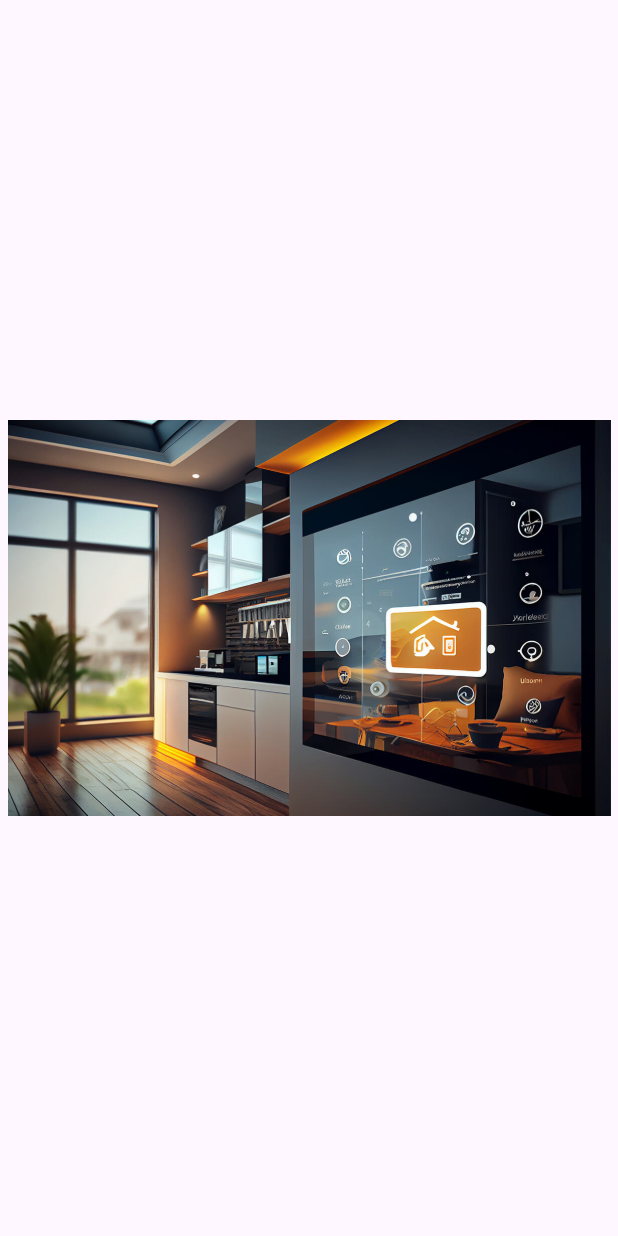
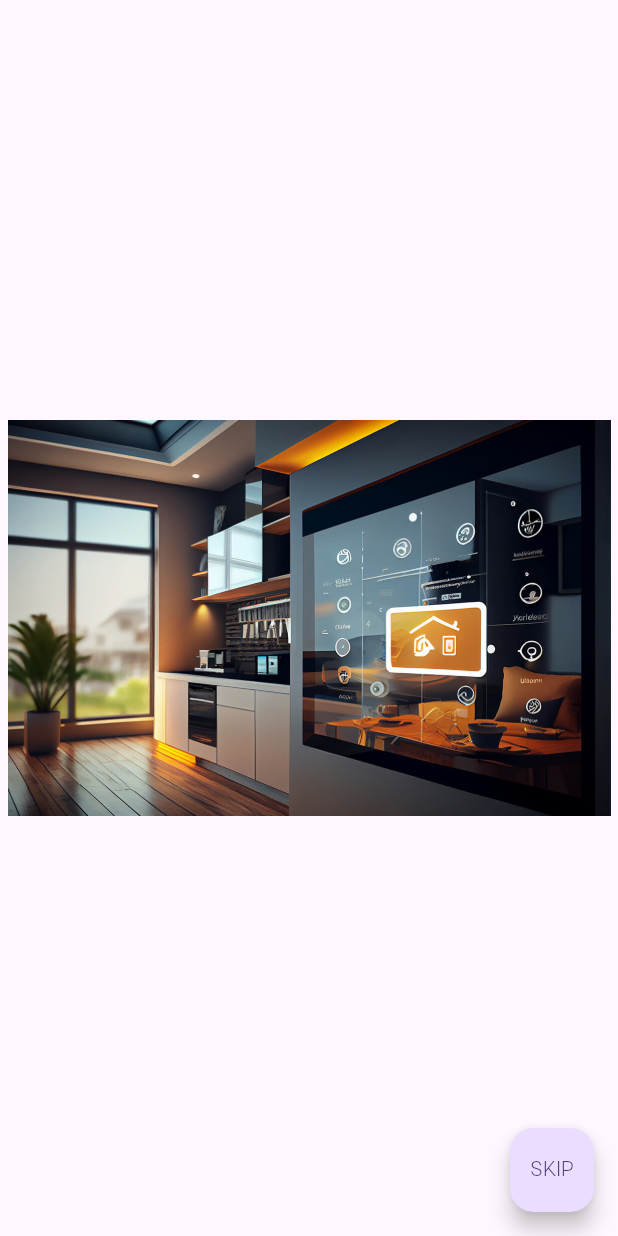
Before and after one commit to vongola-le/DoAn_Nhung, a Flutter app: the screen it shows after launch, on a phone screen of 412 x 824 dp. Run offline on Flutter 3.47's test engine with Material 2 defaults, Android fonts, the light colour scheme and no system bars; drawn by our look-alikes of carousel_slider.

Commit message:
update dot3

```diff
--- a/DoAn/app_smart_house/lib/HD_Screen.dart
+++ b/DoAn/app_smart_house/lib/HD_Screen.dart
@@ -13,6 +13,10 @@ class _HD_ScreenState extends State<HD_Screen> {
   @override
   Widget build(BuildContext context) {
     return Scaffold(
+      floatingActionButton: FloatingActionButton(
+        onPressed: () {},
+        child: const Text('SKIP'),
+      ),
       body: SingleChildScrollView(
         child: Column(
           children: [
```
Also changed, not shown: 6 other files.
